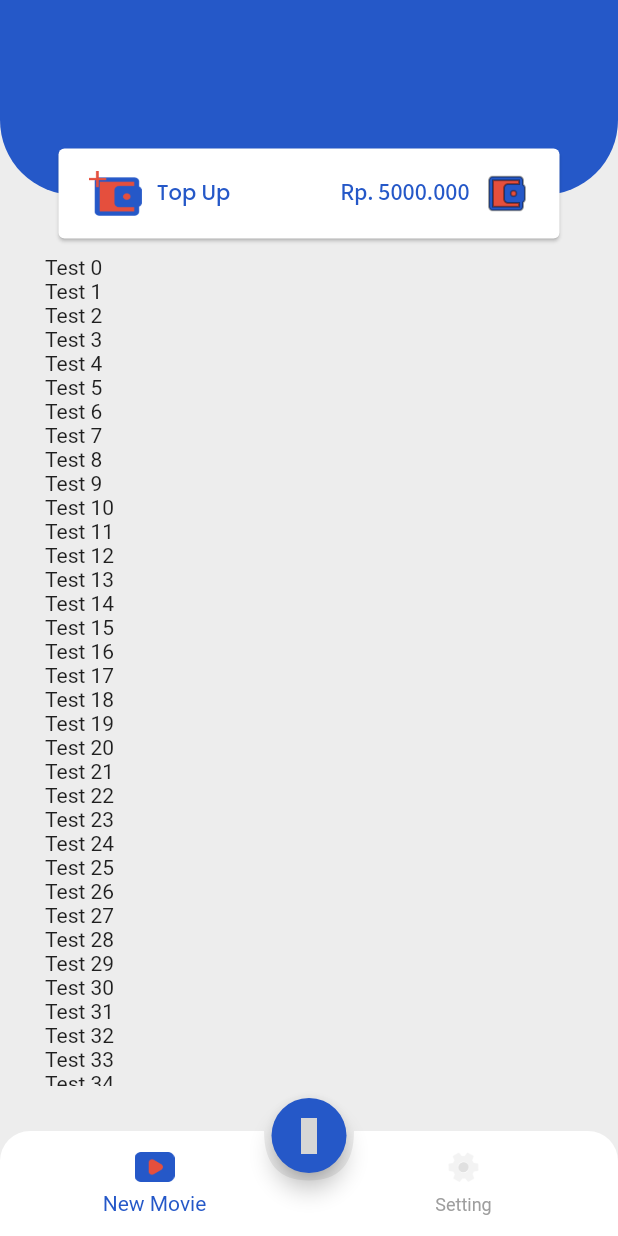
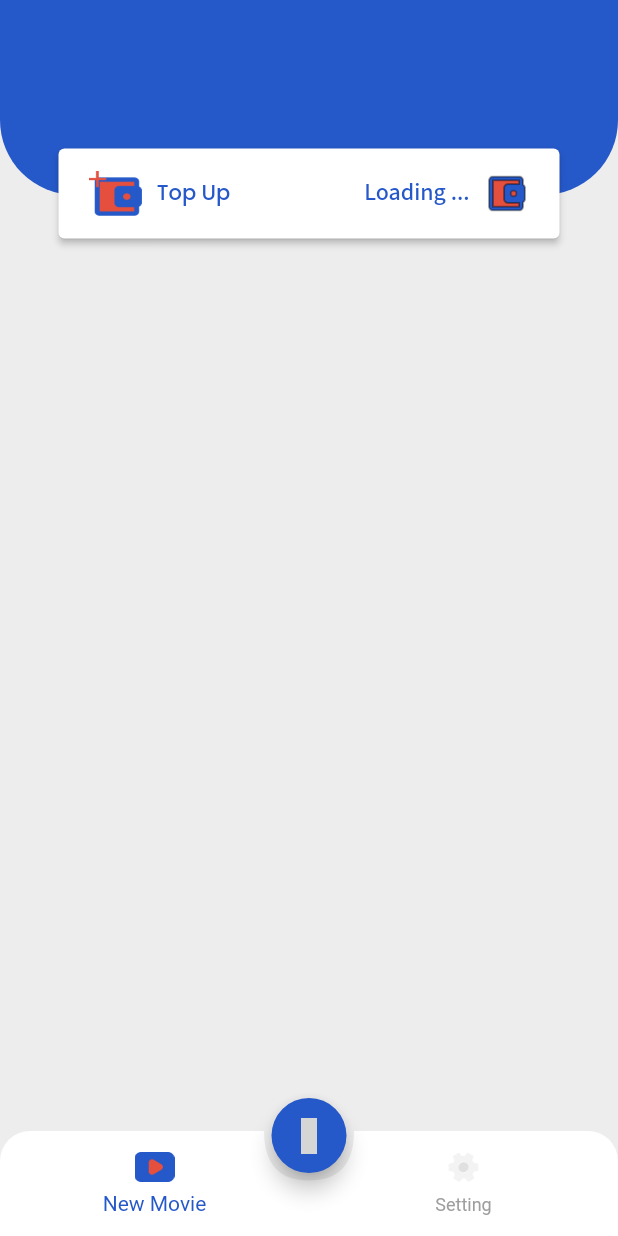
Before and after one commit to imamrmdn/cinematix-app, a Flutter app: the HomeScreen screen opened directly, on a phone screen of 412 x 824 dp. Run offline on Flutter 3.47's test engine with Material 2 defaults, Android fonts, the phone set to English and light mode, and no system bars; our stand-ins replace bloc, cloud_firestore, email_validator, equatable, firebase_auth, flushbar and 6 more; accounts and stored records are empty; grey boxes are pictures that could not be loaded.

Commit message:
fix method format number

```diff
--- a/lib/ui/screens/movie_screen.dart
+++ b/lib/ui/screens/movie_screen.dart
@@ -1,14 +1,17 @@
 part of 'screens.dart';
 
 class MovieScreen extends StatelessWidget {
+  String format(int number) {
+    var numberformat =
+        NumberFormat.currency(locale: 'id_ID', decimalDigits: 0, symbol: 'Rp. ')
+            .format(number);
+    return numberformat;
+  }
+
   @override
   Widget build(BuildContext context) {
-    var index = [];
-    for (int i = 0; i <= 100; i++) {
-      index.add(i);
-    }
-
-    return Stack(
+    return BlocBuilder<UserBloc, UserState>(
+      builder: (_, userState) => Stack(
         children: <Widget>[
           //body listview
           Container(
@@ -17,10 +20,6 @@ class MovieScreen extends StatelessWidget {
             width: SizeConfig.defaultWidth,
             height: SizeConfig.defaultHeight,
             color: Color(0xFFEDEDED),
-          child: ListView.builder(
-            itemCount: index.length,
-            itemBuilder: (_, i) => Text('Test $i'),
-          ),
           ),
           //header
           Container(
@@ -34,8 +33,12 @@ class MovieScreen extends StatelessWidget {
               ),
             ),
           ),
-        TopUpWidget(balance: 'Rp. 5000.000')
+          TopUpWidget(
+              balance: (userState is UserLoaded)
+                  ? format(userState.user.balance)
+                  : 'Loading ...')
         ],
+      ),
     );
   }
 }
--- a/lib/ui/screens/screens.dart
+++ b/lib/ui/screens/screens.dart
@@ -8,6 +8,7 @@ import 'package:firebase_auth/firebase_auth.dart';
 import 'package:flushbar/flushbar.dart';
 import 'package:flutter/material.dart';
 import 'package:flutter_svg/flutter_svg.dart';
+import 'package:intl/intl.dart';
 import 'package:provider/provider.dart';
 import 'package:flutter_bloc/flutter_bloc.dart';
 import 'package:smooth_page_indicator/smooth_page_indicator.dart';
--- a/lib/ui/widgets/topup_widget.dart
+++ b/lib/ui/widgets/topup_widget.dart
@@ -7,9 +7,14 @@ class TopUpWidget extends StatelessWidget {
 
   @override
   Widget build(BuildContext context) {
-    return SafeArea(
-      minimum: EdgeInsets.only(left: 35.0, right: 35.0, top: 95.0),
+    return Container(
+      margin: EdgeInsets.only(left: 35.0, right: 35.0, top: 95.0),
       child: Card(
+        elevation: 2,
+        child: InkWell(
+          onTap: () {},
+          splashColor: accentColor2,
+          borderRadius: BorderRadius.circular(4),
           child: Container(
             padding: EdgeInsets.fromLTRB(20.0, 15.0, 20.0, 15.0),
             width: SizeConfig.defaultWidth,
@@ -20,6 +25,7 @@ class TopUpWidget extends StatelessWidget {
                 leftItem(),
                 rightItem(),
               ],
+            ),
           ),
         ),
       ),
```
Also changed, not shown: assets/top_up.png. Lines whose indentation alone changed are shown as unchanged.
